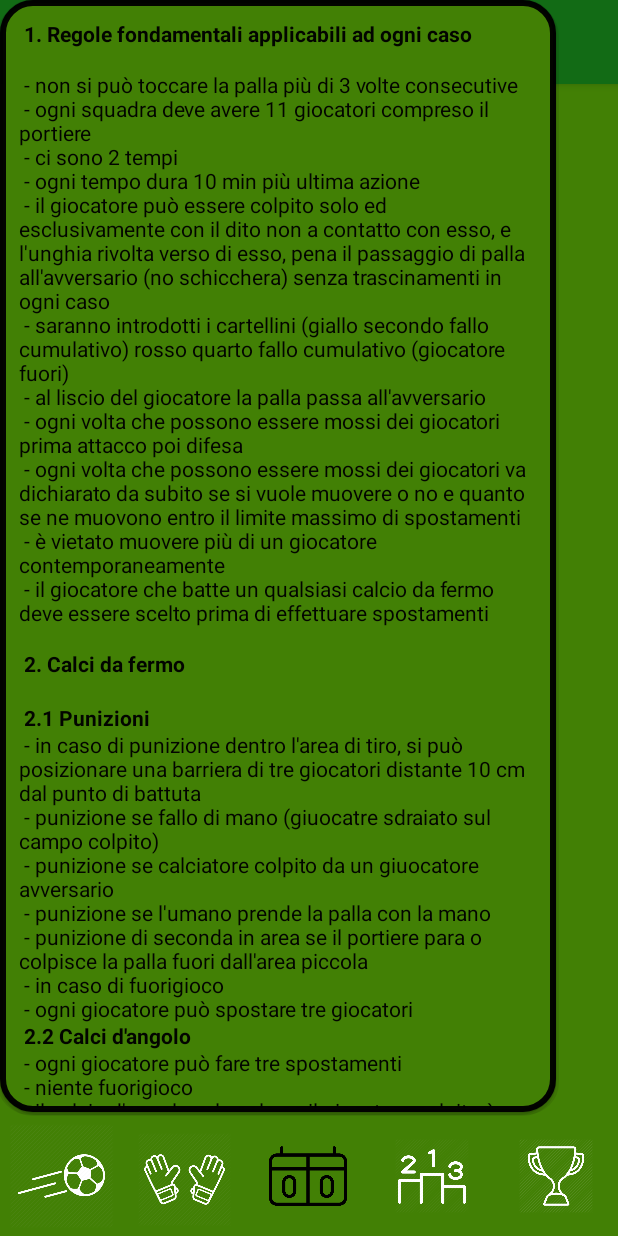
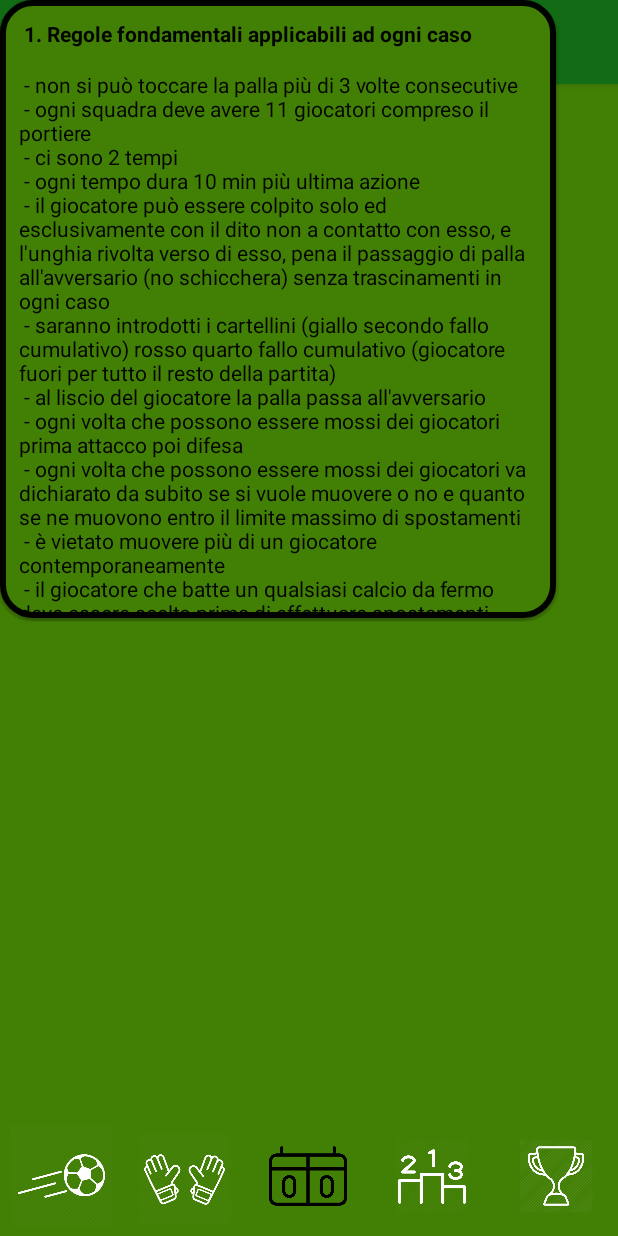
Before and after one commit to stfbnc/SubbutApp, an Android app: the MainActivity screen opened directly, with no data from a screen before it, in the side drawer, after a tap on "Regolamento", on a phone screen of 412 x 824 dp. Run offline under Robolectric (Android 15) with nearby library versions, the phone set to English and light mode, and no system bars; our stand-ins replace Volley; Roboto replaces fonts that are not available here; 26 statements that could not run were skipped.

Commit message:
match details size reduced to 50% for compatibility

```diff
--- a/app/src/main/java/it/subbuteo/subbutapp/matchdetails/MatchDetails.java
+++ b/app/src/main/java/it/subbuteo/subbutapp/matchdetails/MatchDetails.java
@@ -52,7 +52,7 @@ public class MatchDetails {
         int width = displaymetrics.widthPixels;
         int height = displaymetrics.heightPixels;
         mpopup.setWidth(width*9/10);
-        mpopup.setHeight(height*9/10);
+        mpopup.setHeight(height/2);
         mpopup.setAnimationStyle(android.R.style.Animation_Dialog);
         mpopup.showAtLocation(popupView, Gravity.CENTER, 0, 0);
     }
--- a/app/src/main/java/it/subbuteo/subbutapp/rules/Rules.java
+++ b/app/src/main/java/it/subbuteo/subbutapp/rules/Rules.java
@@ -13,8 +13,6 @@ import android.widget.TextView;
 import it.subbuteo.subbutapp.R;
 
 public class Rules {
-
-    // TODO: 13/07/2019 inserire regolamento completo
 
     private Context ctx;
 
@@ -34,7 +32,7 @@ public class Rules {
         int width = displaymetrics.widthPixels;
         int height = displaymetrics.heightPixels;
         mpopup.setWidth(width*9/10);
-        mpopup.setHeight(height*9/10);
+        mpopup.setHeight(height/2);
         mpopup.setAnimationStyle(android.R.style.Animation_Dialog);
         mpopup.showAtLocation(popupView, Gravity.CENTER, 0, 0);
     }
--- a/app/src/main/res/layout/match_details.xml
+++ b/app/src/main/res/layout/match_details.xml
@@ -54,6 +54,7 @@
                 android:layout_width="match_parent"
                 android:layout_height="2dp"
                 android:layout_marginTop="10dp"
+                android:layout_marginBottom="10dp"
                 android:layout_marginStart="10dp"
                 android:layout_marginEnd="10dp"
                 android:background="@color/white"/>
--- a/app/src/main/res/values/strings.xml
+++ b/app/src/main/res/values/strings.xml
@@ -67,7 +67,7 @@
         - ci sono 2 tempi\n
         - ogni tempo dura 10 min più ultima azione\n
         - il giocatore può essere colpito solo ed esclusivamente con il dito non a contatto con esso, e l\'unghia rivolta verso di esso, pena il passaggio di palla all\'avversario (no schicchera) senza trascinamenti in ogni caso\n
-        - saranno introdotti i cartellini (giallo secondo fallo cumulativo) rosso quarto fallo cumulativo (giocatore fuori)\n
+        - saranno introdotti i cartellini (giallo secondo fallo cumulativo) rosso quarto fallo cumulativo (giocatore fuori per tutto il resto della partita)\n
         - al liscio del giocatore la palla passa all\'avversario\n
         - ogni volta che possono essere mossi dei giocatori prima attacco poi difesa\n
         - ogni volta che possono essere mossi dei giocatori va dichiarato da subito se si vuole muovere o no e quanto se ne muovono entro il limite massimo di spostamenti\n
@@ -99,9 +99,22 @@
         - quando l\'avversario liscia la palla, solo un giocatore in fuorigioco potrà prendere la palla\n
         - il fuorigioco vale solo dalla line di metà campo\n\n
         <b>5. Sostituzioni</b>\n\n
-        - quando un giocatore si rompe si sostituisce con un altro\n
+        - quando un giocatore si rompe si sostituisce con un altro della stessa squadra\n
         - se non ci sono altri giocatori di quella stessa squadra disponibili, si gioca con giocatori in meno\n\n
         <b>6. Goals</b>\n\n
-        -\n
+        - goal è quando la palla supera interamente la linea di porta\n
+        - se il portiere tira la palla nella sua stessa porta è autogoal\n
+        - l\'autogoal fatto da un giocatore che non sia il portiere vale da qualsiasi punto\n
+        - se un giocatore tira verso la porta avversaria da fuori l\'area di tiro ed il pallone tocca il portiere (lasciato libero e non tenuto dall\'altro giocatore) non è autogoal\n\n
+        <b>7. Palla fuori o dentro</b>\n\n
+        - la palla è fuori quando supera interamente le linee laterali o quelle di fondo\n
+        - la palla è dentro l\'area di tiro quando ha superato interamente la linea di tiro\n
+        - se la palla supera interamente la linea e rientra in campo, è fuori\n\n
+        <b>8. VAR</b>\n\n
+        - il VAR si farà tramite l\'iPad\n
+        - il VAR ha inequivocabilmente ragione ed è al di sopra della eventuale precedente decisione dell\'arbitro\n
+        - l\'arbitro può chiamare il VAR in ogni momento e quante volte vuole solo sulla situazione accaduta in quel momento\n
+        - ogni giocatore può chiamare il VAR due volte a tempo solo sulla situazione accaduta in quel momento\n
+        - se la visione del VAR non è chiara, si rimette la decisione all\'arbitro\n
     </string>
 </resources>
```
Also changed, not shown: app/src/main/res/drawable/black_ball.png, app/src/main/res/drawable/penalty_black.png, app/src/main/res/drawable/penalty_red.png, app/src/main/res/drawable/red_ball.png.
